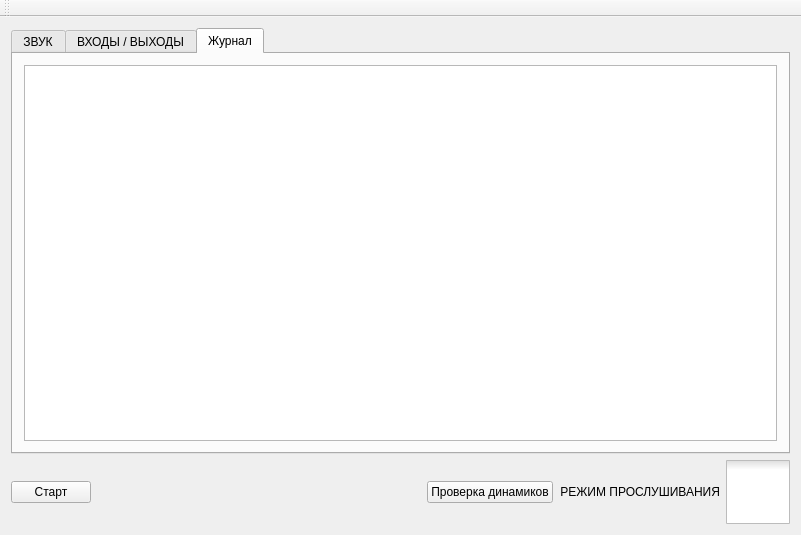
Old version of the form mainwindow.ui in the repository atikbif/VOIP_DISPATCHER.
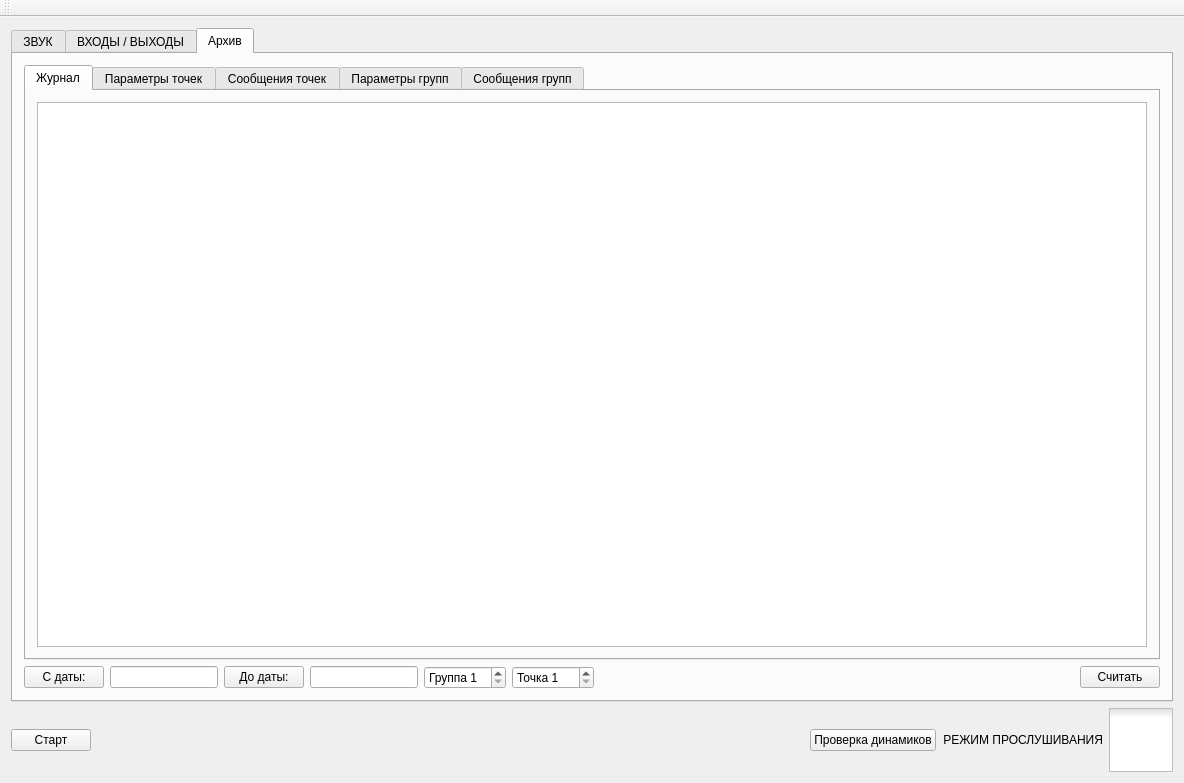
New version of the form. The open tabs and pages were chosen to show the change. Icons and pictures are not drawn. Custom widgets are drawn as their Qt base class.

Diff of the .ui file:
```diff
--- a/mainwindow.ui
+++ b/mainwindow.ui
@@ -6,8 +6,8 @@
    <rect>
     <x>0</x>
     <y>0</y>
-    <width>801</width>
-    <height>535</height>
+    <width>1184</width>
+    <height>783</height>
    </rect>
   </property>
   <property name="sizePolicy">
@@ -162,11 +162,171 @@
       </widget>
       <widget class="QWidget" name="tab_3">
        <attribute name="title">
-        <string>Журнал</string>
+        <string>Архив</string>
        </attribute>
-       <layout class="QGridLayout" name="gridLayout_6">
+       <layout class="QGridLayout" name="gridLayout_4">
         <item row="0" column="0">
-         <widget class="QListWidget" name="listWidget"/>
+         <widget class="QTabWidget" name="tabWidgetArchive">
+          <property name="currentIndex">
+           <number>0</number>
+          </property>
+          <widget class="QWidget" name="tab_4">
+           <attribute name="title">
+            <string>Журнал</string>
+           </attribute>
+           <layout class="QGridLayout" name="gridLayout_6">
+            <item row="0" column="0">
+             <widget class="QTableView" name="tableViewJournal">
+              <attribute name="horizontalHeaderStretchLastSection">
+               <bool>true</bool>
+              </attribute>
+             </widget>
+            </item>
+           </layout>
+          </widget>
+          <widget class="QWidget" name="tab_5">
+           <attribute name="title">
+            <string>Параметры точек</string>
+           </attribute>
+           <layout class="QGridLayout" name="gridLayout_7">
+            <item row="0" column="0">
+             <widget class="QTableView" name="tableViewPoints">
+              <attribute name="horizontalHeaderStretchLastSection">
+               <bool>true</bool>
+              </attribute>
+             </widget>
+            </item>
+           </layout>
+          </widget>
+          <widget class="QWidget" name="tab_7">
+           <attribute name="title">
+            <string>Сообщения точек</string>
+           </attribute>
+           <layout class="QGridLayout" name="gridLayout_9">
+            <item row="0" column="0">
+             <widget class="QTableView" name="tableViewPointAlarm">
+              <attribute name="horizontalHeaderStretchLastSection">
+               <bool>true</bool>
+              </attribute>
+             </widget>
+            </item>
+           </layout>
+          </widget>
+          <widget class="QWidget" name="tab_6">
+           <attribute name="title">
+            <string>Параметры групп</string>
+           </attribute>
+           <layout class="QGridLayout" name="gridLayout_8">
+            <item row="0" column="0">
+             <widget class="QTableView" name="tableViewGroups"/>
+            </item>
+           </layout>
+          </widget>
+          <widget class="QWidget" name="tab_8">
+           <attribute name="title">
+            <string>Сообщения групп</string>
+           </attribute>
+           <layout class="QGridLayout" name="gridLayout_10">
+            <item row="0" column="0">
+             <widget class="QTableView" name="tableViewGroupAlarm">
+              <attribute name="horizontalHeaderStretchLastSection">
+               <bool>true</bool>
+              </attribute>
+             </widget>
+            </item>
+           </layout>
+          </widget>
+         </widget>
+        </item>
+        <item row="1" column="0">
+         <layout class="QHBoxLayout" name="horizontalLayout_2">
+          <item>
+           <widget class="QPushButton" name="pushButtonStartTime">
+            <property name="text">
+             <string>С даты:</string>
+            </property>
+           </widget>
+          </item>
+          <item>
+           <widget class="QLineEdit" name="lineEditFrom">
+            <property name="sizePolicy">
+             <sizepolicy hsizetype="Minimum" vsizetype="Fixed">
+              <horstretch>0</horstretch>
+              <verstretch>0</verstretch>
+             </sizepolicy>
+            </property>
+            <property name="readOnly">
+             <bool>true</bool>
+            </property>
+           </widget>
+          </item>
+          <item>
+           <widget class="QPushButton" name="pushButtonEndTime">
+            <property name="text">
+             <string>До даты:</string>
+            </property>
+           </widget>
+          </item>
+          <item>
+           <widget class="QLineEdit" name="lineEditTo">
+            <property name="sizePolicy">
+             <sizepolicy hsizetype="Minimum" vsizetype="Fixed">
+              <horstretch>0</horstretch>
+              <verstretch>0</verstretch>
+             </sizepolicy>
+            </property>
+            <property name="readOnly">
+             <bool>true</bool>
+            </property>
+           </widget>
+          </item>
+          <item>
+           <widget class="QSpinBox" name="spinBoxGroup">
+            <property name="prefix">
+             <string>Группа </string>
+            </property>
+            <property name="minimum">
+             <number>1</number>
+            </property>
+            <property name="maximum">
+             <number>32</number>
+            </property>
+           </widget>
+          </item>
+          <item>
+           <widget class="QSpinBox" name="spinBoxPoint">
+            <property name="prefix">
+             <string>Точка </string>
+            </property>
+            <property name="minimum">
+             <number>1</number>
+            </property>
+            <property name="maximum">
+             <number>100</number>
+            </property>
+           </widget>
+          </item>
+          <item>
+           <spacer name="horizontalSpacer_3">
+            <property name="orientation">
+             <enum>Qt::Horizontal</enum>
+            </property>
+            <property name="sizeHint" stdset="0">
+             <size>
+              <width>157</width>
+              <height>20</height>
+             </size>
+            </property>
+           </spacer>
+          </item>
+          <item>
+           <widget class="QPushButton" name="pushButtonJournal">
+            <property name="text">
+             <string>Считать</string>
+            </property>
+           </widget>
+          </item>
+         </layout>
         </item>
        </layout>
       </widget>
```
Left out of the diff: 4 changed lines with no effect on the pictures.
